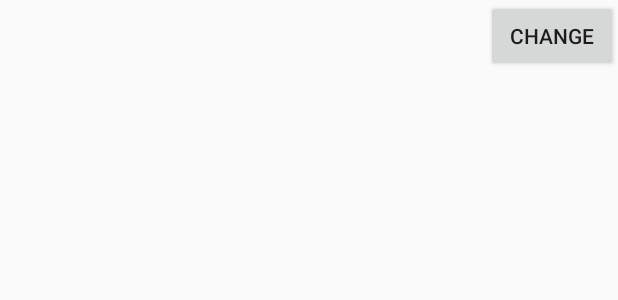
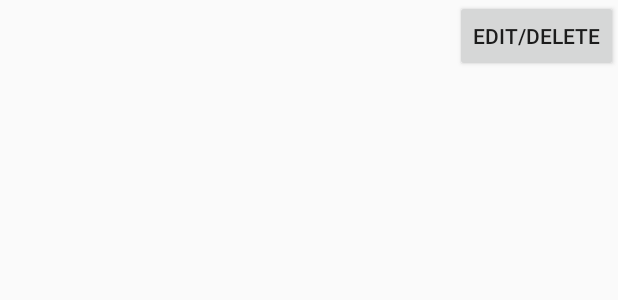
Before and after one commit to kplhung/RoommateSpendingTracker, an Android app: the layout bills_list_row.xml on its own in the app's theme, with its tools: preview values and no code run, on a phone screen of 412 x 824 dp. Shown: the top 300 px of the screen. Run offline under Robolectric (Android 15) with nearby library versions, the phone set to English and light mode, and no system bars.

Commit message:
fix error

```diff
--- a/app/src/main/java/com/example/kallyruan/roommateexpense/BillAdapter.java
+++ b/app/src/main/java/com/example/kallyruan/roommateexpense/BillAdapter.java
@@ -1,17 +1,13 @@
 package com.example.kallyruan.roommateexpense;
 
 import android.app.Activity;
-import android.content.Context;
 import android.view.LayoutInflater;
 import android.view.View;
 import android.view.ViewGroup;
 import android.widget.BaseAdapter;
 import android.widget.TextView;
 
-import org.w3c.dom.Text;
-
 import java.util.ArrayList;
-import java.util.HashMap;
 
 /**
  * Created by Lily on 2/17/2018.
@@ -54,7 +50,6 @@ public class BillAdapter extends BaseAdapter {
             billName=(TextView) view.findViewById(R.id.bill_name);
             billAmt=(TextView) view.findViewById(R.id.bill_amount);
             billDate=(TextView) view.findViewById(R.id.bill_date);
-
         }
 
         Bill bill = bills.get(position);
--- a/app/src/main/java/com/example/kallyruan/roommateexpense/BillListActivity.java
+++ b/app/src/main/java/com/example/kallyruan/roommateexpense/BillListActivity.java
@@ -17,7 +17,7 @@ public class BillListActivity extends Activity {
     @Override
     protected void onCreate(Bundle savedInstanceState) {
         super.onCreate(savedInstanceState);
-        setContentView(R.layout.landing_page);
+        setContentView(R.layout.activity_bill_list);
         ListView listView = (ListView) findViewById(R.id.bills_list);
         ArrayList<Bill> bills = getBills();
         BillAdapter adapter=new BillAdapter(this, bills);
--- a/app/src/main/res/layout/bills_list_row.xml
+++ b/app/src/main/res/layout/bills_list_row.xml
@@ -27,5 +27,5 @@
     <Button
         android:layout_width="wrap_content"
         android:layout_height="wrap_content"
-        android:text="Change"/>
+        android:text="Edit/Delete"/>
 </LinearLayout>
```
Also changed, not shown: app/src/main/res/layout/activity_bill_list.xml (renamed from app/src/main/res/layout/bills_list.xml).
